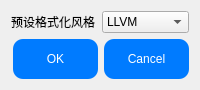
This is CEditor/astyle.ui in XiaoZheng2003/BIT-QT-IDE as Qt 5 draws it before an edit. The edited form follows.
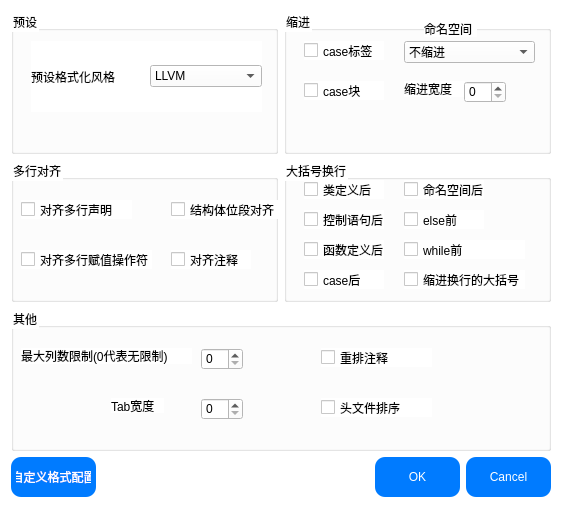
This is the edited form.

Commit message: 实现自定义格式化代码

Diff of the .ui file:
```diff
--- a/CEditor/astyle.ui
+++ b/CEditor/astyle.ui
@@ -6,15 +6,33 @@
    <rect>
     <x>0</x>
     <y>0</y>
-    <width>200</width>
-    <height>90</height>
+    <width>562</width>
+    <height>508</height>
    </rect>
   </property>
   <property name="windowTitle">
    <string>格式化选项</string>
   </property>
+  <property name="styleSheet">
+   <string notr="true">background-color: rgb(255, 255, 255);</string>
+  </property>
   <layout class="QVBoxLayout" name="verticalLayout">
    <item>
+    <layout class="QHBoxLayout" name="horizontalLayout_2">
+     <item>
+      <widget class="QGroupBox" name="groupBox_5">
+       <property name="title">
+        <string>预设</string>
+       </property>
+       <widget class="QWidget" name="horizontalLayoutWidget">
+        <property name="geometry">
+         <rect>
+          <x>20</x>
+          <y>30</y>
+          <width>231</width>
+          <height>71</height>
+         </rect>
+        </property>
     <layout class="QHBoxLayout" name="horizontalLayout">
      <item>
       <widget class="QLabel" name="label">
@@ -63,6 +81,384 @@
       </widget>
      </item>
     </layout>
+       </widget>
+      </widget>
+     </item>
+     <item>
+      <widget class="QGroupBox" name="groupBox">
+       <property name="title">
+        <string>缩进</string>
+       </property>
+       <widget class="QCheckBox" name="IndentCaseLabels">
+        <property name="geometry">
+         <rect>
+          <x>20</x>
+          <y>30</y>
+          <width>80</width>
+          <height>19</height>
+         </rect>
+        </property>
+        <property name="text">
+         <string>case标签</string>
+        </property>
+       </widget>
+       <widget class="QCheckBox" name="IndentCaseBlocks">
+        <property name="geometry">
+         <rect>
+          <x>20</x>
+          <y>70</y>
+          <width>80</width>
+          <height>19</height>
+         </rect>
+        </property>
+        <property name="text">
+         <string>case块</string>
+        </property>
+       </widget>
+       <widget class="QComboBox" name="NamespaceIndentation">
+        <property name="geometry">
+         <rect>
+          <x>120</x>
+          <y>30</y>
+          <width>131</width>
+          <height>22</height>
+         </rect>
+        </property>
+        <item>
+         <property name="text">
+          <string extracomment="None">不缩进</string>
+         </property>
+        </item>
+        <item>
+         <property name="text">
+          <string extracomment="Inner">缩进嵌套的命名空间</string>
+         </property>
+        </item>
+        <item>
+         <property name="text">
+          <string extracomment="All">缩进所有命名空间</string>
+         </property>
+        </item>
+       </widget>
+       <widget class="QLabel" name="label_2">
+        <property name="geometry">
+         <rect>
+          <x>140</x>
+          <y>10</y>
+          <width>53</width>
+          <height>16</height>
+         </rect>
+        </property>
+        <property name="text">
+         <string>命名空间</string>
+        </property>
+       </widget>
+       <widget class="QLabel" name="label_3">
+        <property name="geometry">
+         <rect>
+          <x>120</x>
+          <y>70</y>
+          <width>61</width>
+          <height>16</height>
+         </rect>
+        </property>
+        <property name="text">
+         <string>缩进宽度</string>
+        </property>
+       </widget>
+       <widget class="QSpinBox" name="IndentWidth">
+        <property name="geometry">
+         <rect>
+          <x>180</x>
+          <y>70</y>
+          <width>42</width>
+          <height>22</height>
+         </rect>
+        </property>
+       </widget>
+      </widget>
+     </item>
+    </layout>
+   </item>
+   <item>
+    <layout class="QHBoxLayout" name="horizontalLayout_3">
+     <item>
+      <widget class="QGroupBox" name="groupBox_2">
+       <property name="title">
+        <string>多行对齐</string>
+       </property>
+       <widget class="QCheckBox" name="AlignConsecutiveDeclarations">
+        <property name="geometry">
+         <rect>
+          <x>10</x>
+          <y>40</y>
+          <width>111</width>
+          <height>19</height>
+         </rect>
+        </property>
+        <property name="text">
+         <string>对齐多行声明</string>
+        </property>
+       </widget>
+       <widget class="QCheckBox" name="AlignConsecutiveBitFields">
+        <property name="geometry">
+         <rect>
+          <x>160</x>
+          <y>40</y>
+          <width>111</width>
+          <height>19</height>
+         </rect>
+        </property>
+        <property name="text">
+         <string>结构体位段对齐</string>
+        </property>
+       </widget>
+       <widget class="QCheckBox" name="AlignConsecutiveAssignments">
+        <property name="geometry">
+         <rect>
+          <x>10</x>
+          <y>90</y>
+          <width>131</width>
+          <height>19</height>
+         </rect>
+        </property>
+        <property name="text">
+         <string>对齐多行赋值操作符</string>
+        </property>
+       </widget>
+       <widget class="QCheckBox" name="AlignConsecutiveBitFields_2">
+        <property name="geometry">
+         <rect>
+          <x>160</x>
+          <y>90</y>
+          <width>80</width>
+          <height>19</height>
+         </rect>
+        </property>
+        <property name="text">
+         <string>对齐注释</string>
+        </property>
+       </widget>
+      </widget>
+     </item>
+     <item>
+      <widget class="QGroupBox" name="groupBox_3">
+       <property name="title">
+        <string>大括号换行</string>
+       </property>
+       <widget class="QCheckBox" name="AfterClass">
+        <property name="geometry">
+         <rect>
+          <x>20</x>
+          <y>20</y>
+          <width>80</width>
+          <height>19</height>
+         </rect>
+        </property>
+        <property name="text">
+         <string>类定义后</string>
+        </property>
+       </widget>
+       <widget class="QCheckBox" name="AfterControlStatement">
+        <property name="geometry">
+         <rect>
+          <x>20</x>
+          <y>50</y>
+          <width>80</width>
+          <height>19</height>
+         </rect>
+        </property>
+        <property name="text">
+         <string>控制语句后</string>
+        </property>
+       </widget>
+       <widget class="QCheckBox" name="AfterFunction">
+        <property name="geometry">
+         <rect>
+          <x>20</x>
+          <y>80</y>
+          <width>80</width>
+          <height>19</height>
+         </rect>
+        </property>
+        <property name="text">
+         <string>函数定义后</string>
+        </property>
+       </widget>
+       <widget class="QCheckBox" name="AfterNamespace">
+        <property name="geometry">
+         <rect>
+          <x>120</x>
+          <y>20</y>
+          <width>80</width>
+          <height>19</height>
+         </rect>
+        </property>
+        <property name="text">
+         <string>命名空间后</string>
+        </property>
+       </widget>
+       <widget class="QCheckBox" name="BeforeElse">
+        <property name="geometry">
+         <rect>
+          <x>120</x>
+          <y>50</y>
+          <width>80</width>
+          <height>19</height>
+         </rect>
+        </property>
+        <property name="text">
+         <string>else前</string>
+        </property>
+       </widget>
+       <widget class="QCheckBox" name="IndentBraces">
+        <property name="geometry">
+         <rect>
+          <x>120</x>
+          <y>110</y>
+          <width>121</width>
+          <height>19</height>
+         </rect>
+        </property>
+        <property name="text">
+         <string>缩进换行的大括号</string>
+        </property>
+       </widget>
+       <widget class="QCheckBox" name="AfterCaseLabel">
+        <property name="geometry">
+         <rect>
+          <x>20</x>
+          <y>110</y>
+          <width>80</width>
+          <height>19</height>
+         </rect>
+        </property>
+        <property name="text">
+         <string>case后</string>
+        </property>
+       </widget>
+       <widget class="QCheckBox" name="BeforeWhile">
+        <property name="geometry">
+         <rect>
+          <x>120</x>
+          <y>80</y>
+          <width>121</width>
+          <height>19</height>
+         </rect>
+        </property>
+        <property name="text">
+         <string>while前 </string>
+        </property>
+       </widget>
+      </widget>
+     </item>
+    </layout>
+   </item>
+   <item>
+    <widget class="QGroupBox" name="groupBox_4">
+     <property name="title">
+      <string>其他</string>
+     </property>
+     <widget class="QSpinBox" name="ColumnLimit">
+      <property name="geometry">
+       <rect>
+        <x>190</x>
+        <y>40</y>
+        <width>42</width>
+        <height>22</height>
+       </rect>
+      </property>
+     </widget>
+     <widget class="QLabel" name="label_4">
+      <property name="geometry">
+       <rect>
+        <x>10</x>
+        <y>40</y>
+        <width>171</width>
+        <height>16</height>
+       </rect>
+      </property>
+      <property name="text">
+       <string>最大列数限制(0代表无限制)</string>
+      </property>
+     </widget>
+     <widget class="QLabel" name="label_5">
+      <property name="geometry">
+       <rect>
+        <x>100</x>
+        <y>90</y>
+        <width>53</width>
+        <height>15</height>
+       </rect>
+      </property>
+      <property name="text">
+       <string>Tab宽度</string>
+      </property>
+     </widget>
+     <widget class="QSpinBox" name="TabWidth">
+      <property name="geometry">
+       <rect>
+        <x>190</x>
+        <y>90</y>
+        <width>42</width>
+        <height>22</height>
+       </rect>
+      </property>
+     </widget>
+     <widget class="QCheckBox" name="ReflowComments">
+      <property name="geometry">
+       <rect>
+        <x>310</x>
+        <y>40</y>
+        <width>111</width>
+        <height>19</height>
+       </rect>
+      </property>
+      <property name="text">
+       <string>重排注释</string>
+      </property>
+     </widget>
+     <widget class="QCheckBox" name="SortIncludes">
+      <property name="geometry">
+       <rect>
+        <x>310</x>
+        <y>90</y>
+        <width>111</width>
+        <height>19</height>
+       </rect>
+      </property>
+      <property name="text">
+       <string>头文件排序</string>
+      </property>
+     </widget>
+    </widget>
+   </item>
+   <item>
+    <layout class="QHBoxLayout" name="horizontalLayout_4">
+     <item>
+      <widget class="QPushButton" name="editPresetButton">
+       <property name="styleSheet">
+        <string notr="true">QPushButton {
+               background-color:#007BFF;
+               color: white;
+               padding: 5px;
+               border: none;
+               border-radius: 10px;  
+               height:30px;
+               width:75px;
+	           font: 7pt &quot;黑体&quot;;
+
+ }
+
+
+QPushButton:hover {
+              background-color:  #9cd3fa;
+}</string>
+       </property>
+       <property name="text">
+        <string>自定义格式配置</string>
+       </property>
+      </widget>
    </item>
    <item>
     <widget class="QDialogButtonBox" name="buttonBox">
@@ -91,6 +487,8 @@
       <set>QDialogButtonBox::Cancel|QDialogButtonBox::Ok</set>
      </property>
     </widget>
+     </item>
+    </layout>
    </item>
   </layout>
  </widget>
```
Left out of the diff: 5 changed lines with no effect on the pictures. Lines whose indentation alone changed are shown as unchanged. The commit also changes 4 other files.
